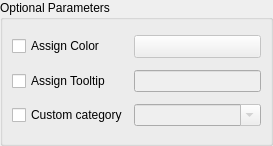
Old version of the form CustomWidgets/buttonPropWidget.ui in the repository dsgoficial/DsgTools.
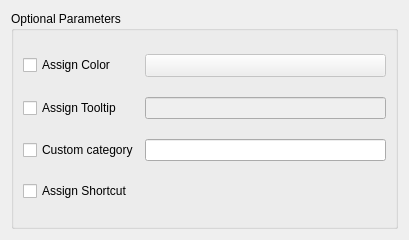
New version of the form. Custom widgets are drawn as their Qt base class.

Patch:
```diff
--- a/CustomWidgets/buttonPropWidget.ui
+++ b/CustomWidgets/buttonPropWidget.ui
@@ -6,17 +6,14 @@
    <rect>
     <x>0</x>
     <y>0</y>
-    <width>273</width>
-    <height>146</height>
+    <width>409</width>
+    <height>240</height>
    </rect>
   </property>
   <property name="windowTitle">
    <string>Form</string>
   </property>
-  <layout class="QGridLayout" name="gridLayout">
-   <property name="margin">
-    <number>0</number>
-   </property>
+  <layout class="QGridLayout" name="gridLayout_2">
    <item row="0" column="0">
     <widget class="QgsCollapsibleGroupBox" name="mGroupBox">
      <property name="title">
@@ -25,7 +22,7 @@
      <property name="saveCollapsedState">
       <bool>false</bool>
      </property>
-     <layout class="QGridLayout" name="gridLayout_2">
+     <layout class="QGridLayout" name="gridLayout">
       <item row="0" column="0">
        <widget class="QCheckBox" name="colorCheckBox">
         <property name="text">
@@ -74,21 +71,18 @@
        </widget>
       </item>
       <item row="2" column="1">
-       <widget class="QComboBox" name="customCategoryComboBox">
-        <property name="enabled">
-         <bool>false</bool>
-        </property>
-        <property name="sizePolicy">
-         <sizepolicy hsizetype="MinimumExpanding" vsizetype="Fixed">
-          <horstretch>0</horstretch>
-          <verstretch>0</verstretch>
-         </sizepolicy>
-        </property>
-        <property name="editable">
-         <bool>true</bool>
+       <widget class="QLineEdit" name="customCategoryLineEdit"/>
+      </item>
+      <item row="3" column="0">
+       <widget class="QCheckBox" name="checkBox">
+        <property name="text">
+         <string>Assign Shortcut</string>
         </property>
        </widget>
       </item>
+      <item row="3" column="1">
+       <widget class="ShortcutChooserWidget" name="shortcutWidget" native="true"/>
+      </item>
      </layout>
     </widget>
    </item>
@@ -106,6 +100,12 @@
    <extends>QToolButton</extends>
    <header>qgis.gui</header>
   </customwidget>
+  <customwidget>
+   <class>ShortcutChooserWidget</class>
+   <extends>QWidget</extends>
+   <header>DsgTools.CustomWidgets.BasicInterfaceWidgets.shortcutChooserWidget.h</header>
+   <container>1</container>
+  </customwidget>
  </customwidgets>
  <resources/>
  <connections/>
```
